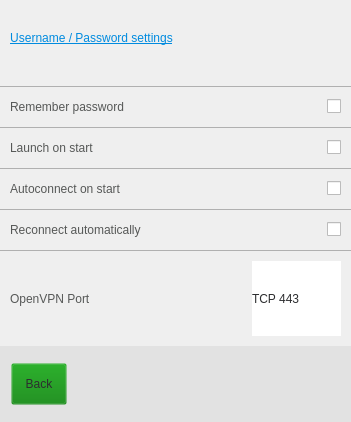
First picture: the form in settingswindow.ui, repository AzanovAA/VPNLayer_CMake, before the edit.
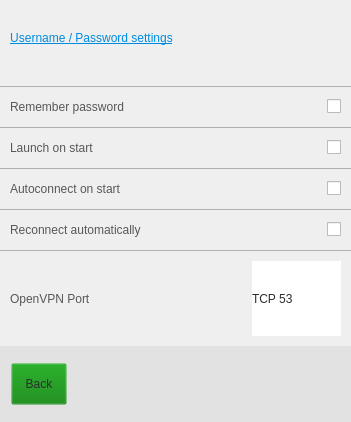
Second picture: the form after the edit. Icons and pictures are not drawn.

What changed in the file:
```diff
--- a/settingswindow.ui
+++ b/settingswindow.ui
@@ -461,6 +461,16 @@
 min-height: 20px;
 }</string>
        </property>
+       <item>
+        <property name="text">
+         <string>TCP 53</string>
+        </property>
+       </item>
+       <item>
+        <property name="text">
+         <string>TCP 80</string>
+        </property>
+       </item>
        <item>
         <property name="text">
          <string>TCP 443</string>
```
Left out of the diff: 15 changed lines with no effect on the pictures.
